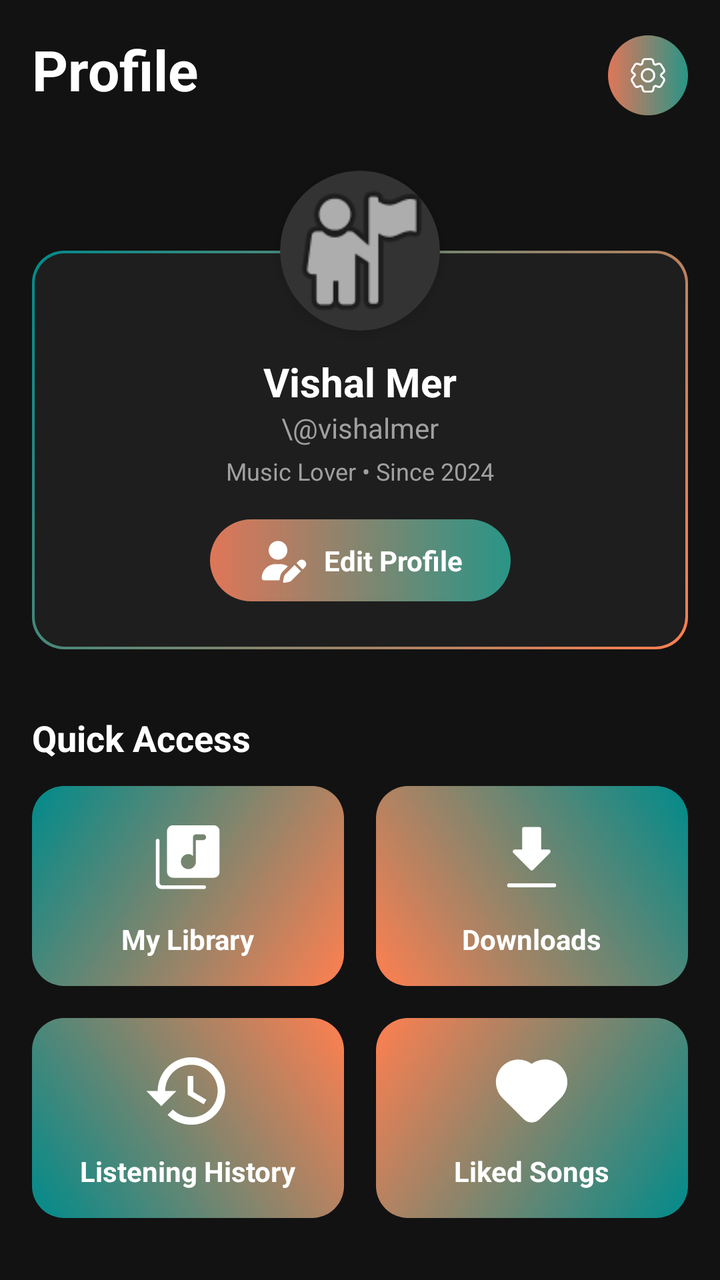
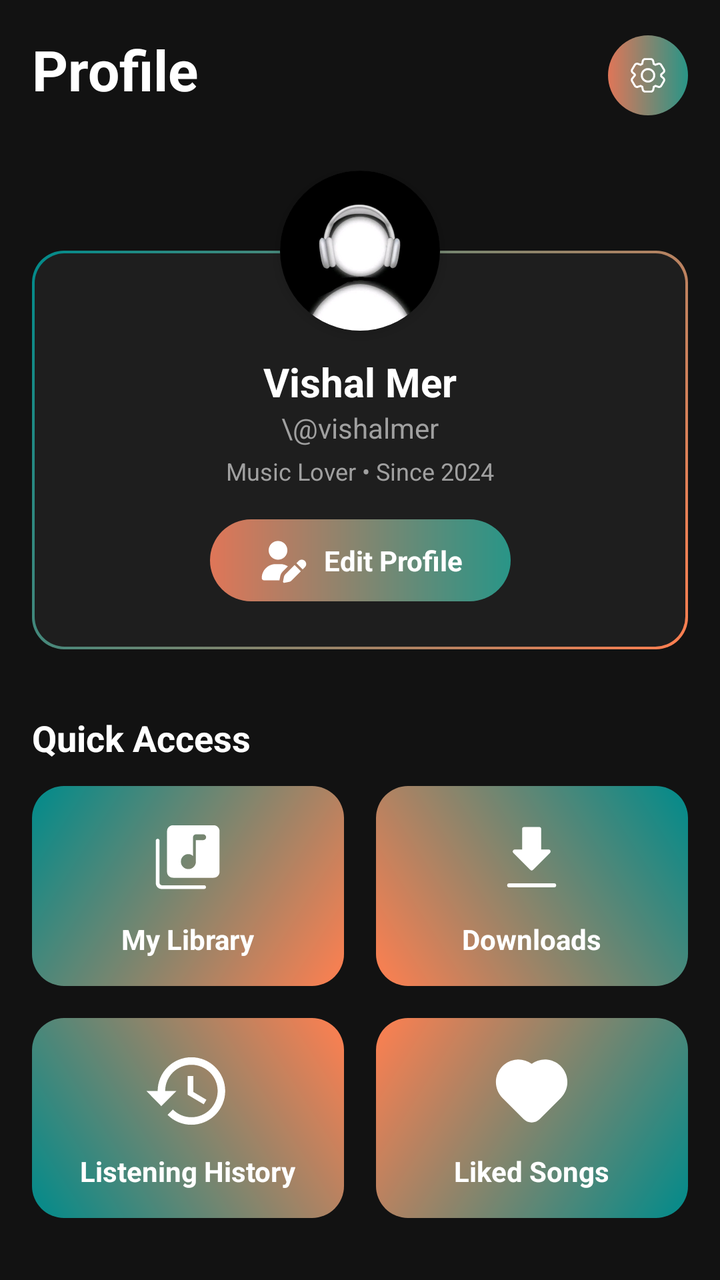

An Android layout rendered at two revisions. The XML below is the earlier revision; the diff shows what the commit changed to produce the second picture.
<!-- AndroidManifest.xml: application theme Theme.ViBePlayer -->
<!-- res/layout/fragment_profile.xml -->
<?xml version="1.0" encoding="utf-8"?>
<androidx.core.widget.NestedScrollView xmlns:android="http://schemas.android.com/apk/res/android"
    xmlns:app="http://schemas.android.com/apk/res-auto"
    xmlns:tools="http://schemas.android.com/tools"
    android:layout_width="match_parent"
    android:layout_height="match_parent"
    android:background="@color/vibe_black"
    android:clipToPadding="false"
    android:paddingBottom="120dp">

    <androidx.constraintlayout.widget.ConstraintLayout
        android:layout_width="match_parent"
        android:layout_height="wrap_content"
        android:padding="16dp">

        <TextView
            android:id="@+id/txtProfileTitle"
            android:layout_width="wrap_content"
            android:layout_height="wrap_content"
            android:text="Profile"
            android:textColor="@color/white"
            android:textSize="28sp"
            android:textStyle="bold"
            app:layout_constraintStart_toStartOf="parent"
            app:layout_constraintTop_toTopOf="parent" />

        <FrameLayout
            android:id="@+id/btnSettings"
            android:layout_width="40dp"
            android:layout_height="40dp"
            android:layout_marginTop="6dp"
            android:background="@drawable/bg_chip_outline"
            android:clickable="true"
            android:focusable="true"
            app:layout_constraintBottom_toBottomOf="@id/txtProfileTitle"
            app:layout_constraintEnd_toEndOf="parent"
            app:layout_constraintTop_toTopOf="@id/txtProfileTitle">

            <ImageView
                android:layout_width="20dp"
                android:layout_height="20dp"
                android:layout_gravity="center"
                android:src="@drawable/ic_settings"
                app:tint="#ffffff" />
        </FrameLayout>

        <androidx.constraintlayout.widget.ConstraintLayout
            android:id="@+id/layoutProfileCard"
            android:layout_width="match_parent"
            android:layout_height="wrap_content"
            android:layout_marginTop="32dp"
            app:layout_constraintTop_toBottomOf="@id/txtProfileTitle">

            <View
                android:id="@+id/cardBackground"
                android:layout_width="match_parent"
                android:layout_height="0dp"
                android:background="@drawable/bg_profile_card_border"
                app:layout_constraintBottom_toBottomOf="parent"
                app:layout_constraintTop_toBottomOf="@+id/guidelineAvatarCenter" />

            <androidx.constraintlayout.widget.Guideline
                android:id="@+id/guidelineAvatarCenter"
                android:layout_width="wrap_content"
                android:layout_height="wrap_content"
                android:orientation="horizontal"
                app:layout_constraintGuide_begin="40dp" />

            <androidx.cardview.widget.CardView
                android:id="@+id/cardAvatar"
                android:layout_width="80dp"
                android:layout_height="80dp"
                app:cardBackgroundColor="#333333"
                app:cardCornerRadius="40dp"
                app:cardElevation="4dp"
                app:layout_constraintEnd_toEndOf="parent"
                app:layout_constraintStart_toStartOf="parent"
                app:layout_constraintTop_toTopOf="parent">

                <ImageView
                    android:id="@+id/imgAvatar"
                    android:layout_width="match_parent"
                    android:layout_height="match_parent"
                    android:scaleType="centerCrop"
                    android:src="@android:drawable/ic_menu_myplaces"
                     />
            </androidx.cardview.widget.CardView>

            <TextView
                android:id="@+id/txtUserName"
                android:layout_width="wrap_content"
                android:layout_height="wrap_content"
                android:layout_marginTop="12dp"
                android:text="Vishal Mer"
                android:textColor="@color/white"
                android:textSize="20sp"
                android:textStyle="bold"
                app:layout_constraintEnd_toEndOf="parent"
                app:layout_constraintStart_toStartOf="parent"
                app:layout_constraintTop_toBottomOf="@id/cardAvatar" />

            <TextView
                android:id="@+id/txtUserHandle"
                android:layout_width="wrap_content"
                android:layout_height="wrap_content"
                android:text="\@vishalmer"
                android:textColor="#A0A0A0"
                android:textSize="14sp"
                app:layout_constraintEnd_toEndOf="parent"
                app:layout_constraintStart_toStartOf="parent"
                app:layout_constraintTop_toBottomOf="@id/txtUserName" />

            <TextView
                android:id="@+id/txtUserSubtitle"
                android:layout_width="wrap_content"
                android:layout_height="wrap_content"
                android:layout_marginTop="4dp"
                android:text="Music Lover • Since 2024"
                android:textColor="#A0A0A0"
                android:textSize="12sp"
                app:layout_constraintEnd_toEndOf="parent"
                app:layout_constraintStart_toStartOf="parent"
                app:layout_constraintTop_toBottomOf="@id/txtUserHandle" />

            <LinearLayout
                android:id="@+id/btnEditProfile"
                android:layout_width="wrap_content"
                android:layout_height="wrap_content"
                android:layout_marginTop="16dp"
                android:layout_marginBottom="24dp"
                android:background="@drawable/bg_chip_outline"
                android:clickable="true"
                android:focusable="true"
                android:gravity="center"
                android:orientation="horizontal"
                android:paddingHorizontal="24dp"
                android:paddingVertical="8dp"
                app:layout_constraintBottom_toBottomOf="parent"
                app:layout_constraintEnd_toEndOf="parent"
                app:layout_constraintStart_toStartOf="parent"
                app:layout_constraintTop_toBottomOf="@id/txtUserSubtitle">

                <ImageView
                    android:layout_width="25dp"
                    android:layout_height="25dp"
                    android:src="@drawable/ic_user_edit"
                    app:tint="@color/white" />

                <TextView
                    android:layout_width="wrap_content"
                    android:layout_height="wrap_content"
                    android:layout_marginStart="8dp"
                    android:text="Edit Profile"
                    android:textColor="@color/white"
                    android:textSize="14sp"
                    android:textStyle="bold" />
            </LinearLayout>
        </androidx.constraintlayout.widget.ConstraintLayout>

        <TextView
            android:id="@+id/txtQuickAccess"
            android:layout_width="wrap_content"
            android:layout_height="wrap_content"
            android:layout_marginTop="32dp"
            android:text="Quick Access"
            android:textColor="@color/white"
            android:textSize="18sp"
            android:textStyle="bold"
            app:layout_constraintStart_toStartOf="parent"
            app:layout_constraintTop_toBottomOf="@id/layoutProfileCard" />

        <LinearLayout
            android:id="@+id/gridRow1"
            android:layout_width="match_parent"
            android:layout_height="100dp"
            android:layout_marginTop="12dp"
            android:orientation="horizontal"
            app:layout_constraintTop_toBottomOf="@id/txtQuickAccess">

            <androidx.cardview.widget.CardView
                android:id="@+id/cardMyLibrary"
                android:layout_width="0dp"
                android:layout_height="match_parent"
                android:layout_marginEnd="8dp"
                android:layout_weight="1"
                android:clickable="true"
                android:focusable="true"
                android:foreground="?attr/selectableItemBackground"
                app:cardBackgroundColor="@android:color/transparent"
                app:cardCornerRadius="16dp"
                app:cardElevation="0dp">

                <LinearLayout
                    android:layout_width="match_parent"
                    android:layout_height="match_parent"
                    android:background="@drawable/bg_gradient_tl_to_br"
                    android:gravity="center"
                    android:orientation="vertical">

                    <ImageView
                        android:layout_width="45dp"
                        android:layout_height="45dp"
                        android:src="@drawable/ic_music_library"
                        app:tint="@color/white" />

                    <TextView
                        android:layout_width="wrap_content"
                        android:layout_height="wrap_content"
                        android:layout_marginTop="8dp"
                        android:text="My Library"
                        android:textColor="@color/white"
                        android:textSize="14sp"
                        android:textStyle="bold" />
                </LinearLayout>
            </androidx.cardview.widget.CardView>

            <androidx.cardview.widget.CardView
                android:id="@+id/cardDownloads"
                android:layout_width="0dp"
                android:layout_height="match_parent"
                android:layout_marginStart="8dp"
                android:layout_weight="1"
                android:clickable="true"
                android:focusable="true"
                android:foreground="?attr/selectableItemBackground"
                app:cardBackgroundColor="@android:color/transparent"
                app:cardCornerRadius="16dp"
                app:cardElevation="0dp">

                <LinearLayout
                    android:layout_width="match_parent"
                    android:layout_height="match_parent"
                    android:background="@drawable/bg_gradient_tr_to_bl"
                    android:gravity="center"
                    android:orientation="vertical">

                    <ImageView
                        android:layout_width="45dp"
                        android:layout_height="45dp"
                        android:src="@drawable/ic_download"
                        app:tint="@color/white" />

                    <TextView
                        android:layout_width="wrap_content"
                        android:layout_height="wrap_content"
                        android:layout_marginTop="8dp"
                        android:text="Downloads"
                        android:textColor="@color/white"
                        android:textSize="14sp"
                        android:textStyle="bold" />
                </LinearLayout>
            </androidx.cardview.widget.CardView>
        </LinearLayout>

        <LinearLayout
            android:id="@+id/gridRow2"
            android:layout_width="match_parent"
            android:layout_height="100dp"
            android:layout_marginTop="16dp"
            android:orientation="horizontal"
            app:layout_constraintTop_toBottomOf="@id/gridRow1">

            <androidx.cardview.widget.CardView
                android:id="@+id/cardHistory"
                android:layout_width="0dp"
                android:layout_height="match_parent"
                android:layout_marginEnd="8dp"
                android:layout_weight="1"
                android:clickable="true"
                android:focusable="true"
                android:foreground="?attr/selectableItemBackground"
                app:cardBackgroundColor="@android:color/transparent"
                app:cardCornerRadius="16dp"
                app:cardElevation="0dp">

                <LinearLayout
                    android:layout_width="match_parent"
                    android:layout_height="match_parent"
                    android:background="@drawable/bg_gradient_bl_to_tr"
                    android:gravity="center"
                    android:orientation="vertical">

                    <ImageView
                        android:layout_width="45dp"
                        android:layout_height="45dp"
                        android:src="@drawable/ic_recent"
                        app:tint="@color/white" />

                    <TextView
                        android:layout_width="wrap_content"
                        android:layout_height="wrap_content"
                        android:layout_marginTop="8dp"
                        android:text="Listening History"
                        android:textColor="@color/white"
                        android:textSize="14sp"
                        android:textStyle="bold" />
                </LinearLayout>
            </androidx.cardview.widget.CardView>

            <androidx.cardview.widget.CardView
                android:id="@+id/cardLikedSongs"
                android:layout_width="0dp"
                android:layout_height="match_parent"
                android:layout_marginStart="8dp"
                android:layout_weight="1"
                android:clickable="true"
                android:focusable="true"
                android:foreground="?attr/selectableItemBackground"
                app:cardBackgroundColor="@android:color/transparent"
                app:cardCornerRadius="16dp"
                app:cardElevation="0dp">

                <LinearLayout
                    android:layout_width="match_parent"
                    android:layout_height="match_parent"
                    android:background="@drawable/bg_gradient_br_to_tl"
                    android:gravity="center"
                    android:orientation="vertical">

                    <ImageView
                        android:layout_width="45dp"
                        android:layout_height="45dp"
                        android:src="@drawable/ic_heart_fill"
                        app:tint="@color/white" />

                    <TextView
                        android:layout_width="wrap_content"
                        android:layout_height="wrap_content"
                        android:layout_marginTop="8dp"
                        android:text="Liked Songs"
                        android:textColor="@color/white"
                        android:textSize="14sp"
                        android:textStyle="bold" />
                </LinearLayout>
            </androidx.cardview.widget.CardView>
        </LinearLayout>

        <TextView
            android:id="@+id/txtMostPlayed"
            android:layout_width="wrap_content"
            android:layout_height="wrap_content"
            android:layout_marginTop="32dp"
            android:text="Most Played"
            android:textColor="@color/white"
            android:textSize="18sp"
            android:textStyle="bold"
            app:layout_constraintStart_toStartOf="parent"
            app:layout_constraintTop_toBottomOf="@id/gridRow2" />

        <androidx.recyclerview.widget.RecyclerView
            android:id="@+id/rvMostPlayedProfile"
            android:layout_width="match_parent"
            android:layout_height="wrap_content"
            android:layout_marginTop="12dp"
            android:clipToPadding="false"
            android:orientation="horizontal"
            app:layoutManager="androidx.recyclerview.widget.LinearLayoutManager"
            app:layout_constraintTop_toBottomOf="@id/txtMostPlayed"
            tools:itemCount="5"
            tools:listitem="@layout/item_song_card_square" />

    </androidx.constraintlayout.widget.ConstraintLayout>
</androidx.core.widget.NestedScrollView>
<!-- res/layout/item_song_card_square.xml (included above) -->
<?xml version="1.0" encoding="utf-8"?>
<LinearLayout xmlns:android="http://schemas.android.com/apk/res/android"
    xmlns:app="http://schemas.android.com/apk/res-auto"
    android:layout_width="140dp"
    android:layout_height="wrap_content"
    android:layout_marginEnd="16dp"
    android:orientation="vertical"
    android:background="@android:color/transparent">

    <androidx.cardview.widget.CardView
        android:layout_width="140dp"
        android:layout_height="140dp"
        app:cardCornerRadius="12dp"
        app:cardElevation="0dp"
        app:cardBackgroundColor="#1E1E1E"> <ImageView
        android:id="@+id/imgSquareArt"
        android:layout_width="match_parent"
        android:layout_height="match_parent"
        android:scaleType="centerCrop"
        android:src="@android:drawable/ic_menu_gallery" />

    </androidx.cardview.widget.CardView>

    <TextView
        android:id="@+id/txtSquareTitle"
        android:layout_width="match_parent"
        android:layout_height="wrap_content"
        android:layout_marginTop="8dp"
        android:layout_marginBottom="8dp"
        android:ellipsize="marquee"
        android:singleLine="true"
        android:marqueeRepeatLimit="marquee_forever"
        android:text="Song Title"
        android:textColor="@color/white"
        android:textSize="14sp"
        android:textStyle="bold"
        android:gravity="center_horizontal" />

</LinearLayout>
<!-- resources referenced by this layout -->
<resources>
  <color name="vibe_black">#121212</color>
  <color name="white">#FFFFFFFF</color>
  <!-- drawable bg_chip_outline (drawable) -->
  <?xml version="1.0" encoding="utf-8"?>
  <shape xmlns:android="http://schemas.android.com/apk/res/android"
      android:shape="rectangle">
  
      <gradient
          android:angle="0"
          android:startColor="#DF7658"
          android:endColor="#299587" />
  
      <corners android:radius="50dp" />
  
  </shape>
  <!-- drawable bg_gradient_bl_to_tr (drawable) -->
  <?xml version="1.0" encoding="utf-8"?>
  <shape xmlns:android="http://schemas.android.com/apk/res/android">
      <gradient
          android:startColor="#008B8B"
          android:endColor="#FF7F50"
          android:angle="45"/>
  </shape>
  <!-- drawable bg_gradient_br_to_tl (drawable) -->
  <?xml version="1.0" encoding="utf-8"?>
  <shape xmlns:android="http://schemas.android.com/apk/res/android">
      <gradient
          android:startColor="#008B8B"
          android:endColor="#FF7F50"
          android:angle="135"/>
  </shape>
  <!-- drawable bg_gradient_tl_to_br (drawable) -->
  <?xml version="1.0" encoding="utf-8"?>
  <shape xmlns:android="http://schemas.android.com/apk/res/android">
      <gradient
          android:startColor="#008B8B"
          android:endColor="#FF7F50"
          android:angle="315"/>
  </shape>
  <!-- drawable bg_gradient_tr_to_bl (drawable) -->
  <?xml version="1.0" encoding="utf-8"?>
  <shape xmlns:android="http://schemas.android.com/apk/res/android">
      <gradient
          android:startColor="#008B8B"
          android:endColor="#FF7F50"
          android:angle="225"/>
  </shape>
  <!-- drawable bg_profile_card_border (drawable) -->
  <?xml version="1.0" encoding="utf-8"?>
  <layer-list xmlns:android="http://schemas.android.com/apk/res/android">
      <item>
          <shape android:shape="rectangle">
              <gradient
                  android:startColor="#008B8B"
                  android:endColor="#FF7F50"
                  android:angle="315" />
              <corners android:radius="16dp" />
          </shape>
      </item>
  
      <item
          android:bottom="1.5dp"
          android:left="1.5dp"
          android:right="1.5dp"
          android:top="1.5dp">
          <shape android:shape="rectangle">
              <solid android:color="#1E1E1E" /> <corners android:radius="15dp" />
          </shape>
      </item>
  </layer-list>
  <!-- drawable ic_heart_fill (drawable) -->
  <vector xmlns:android="http://schemas.android.com/apk/res/android"
      android:width="20dp"
      android:height="20dp"
      android:viewportWidth="20"
      android:viewportHeight="20">
    <path
        android:pathData="M3.518,4.47C4.361,3.627 5.477,3.113 6.666,3.02C7.854,2.928 9.037,3.263 10,3.965C11.018,3.229 12.275,2.902 13.523,3.051C14.77,3.199 15.916,3.811 16.732,4.766C17.549,5.72 17.976,6.947 17.93,8.202C17.884,9.457 17.367,10.649 16.482,11.541L11.767,16.255C11.299,16.724 10.663,16.987 10,16.987C9.337,16.987 8.701,16.724 8.232,16.255L3.518,11.542C2.581,10.604 2.054,9.332 2.054,8.006C2.054,6.68 2.581,5.408 3.518,4.47Z"
        android:fillColor="#FF4400"
        android:fillType="evenOdd"/>
  </vector>
  <style name="Theme.ViBePlayer" parent="Base.Theme.ViBePlayer" />
  <style name="Base.Theme.ViBePlayer" parent="Theme.Material3.DayNight.NoActionBar">
          
          
      </style>
  <!-- unchanged entries left out for length: 5 -->
</resources>

<!-- the commit's change to res/layout/fragment_profile.xml (unified diff, before → after) -->
@@ -82,7 +82,7 @@
                     android:layout_width="match_parent"
                     android:layout_height="match_parent"
                     android:scaleType="centerCrop"
-                    android:src="@android:drawable/ic_menu_myplaces"
+                    android:src="@drawable/default_pp"
                      />
             </androidx.cardview.widget.CardView>
 
<!-- resource entries referenced after the edit -->
@@ -70,6 +70,7 @@
           </shape>
       </item>
   </layer-list>
+  <!-- drawable default_pp: jpg bitmap (drawable, 27773 bytes) -->
   <!-- drawable ic_heart_fill (drawable) -->
   <vector xmlns:android="http://schemas.android.com/apk/res/android"
       android:width="20dp"
